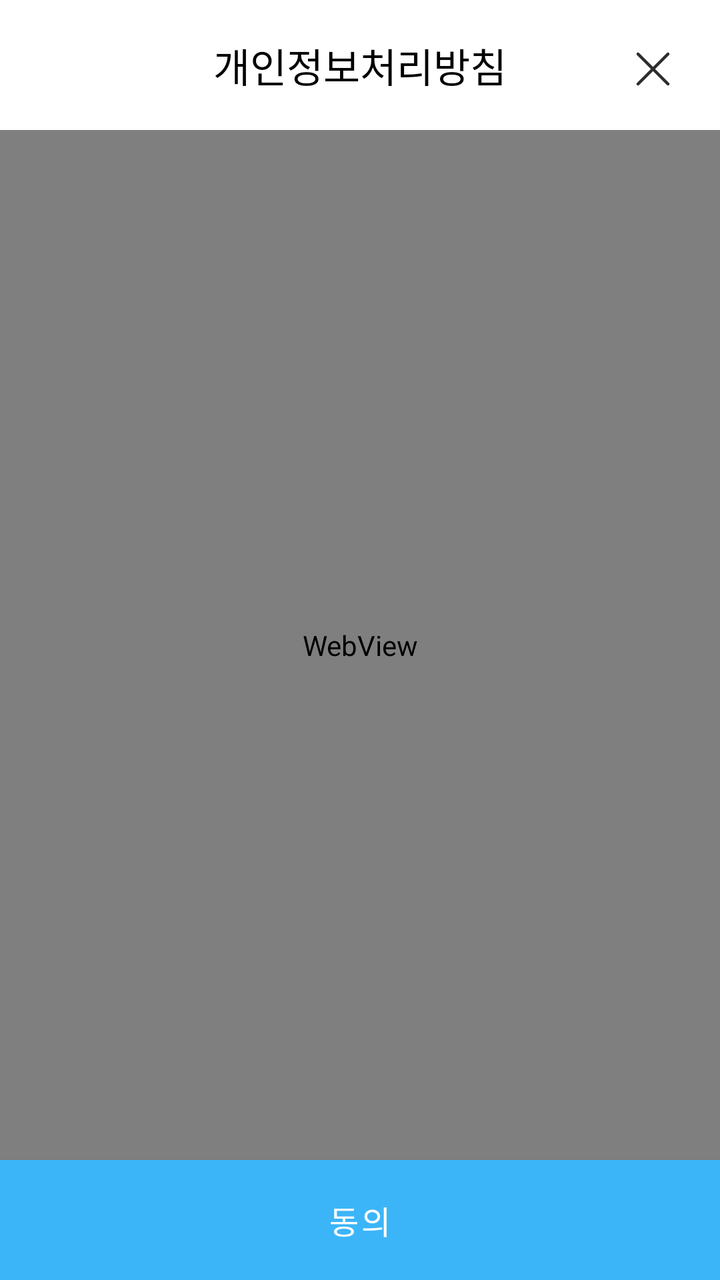
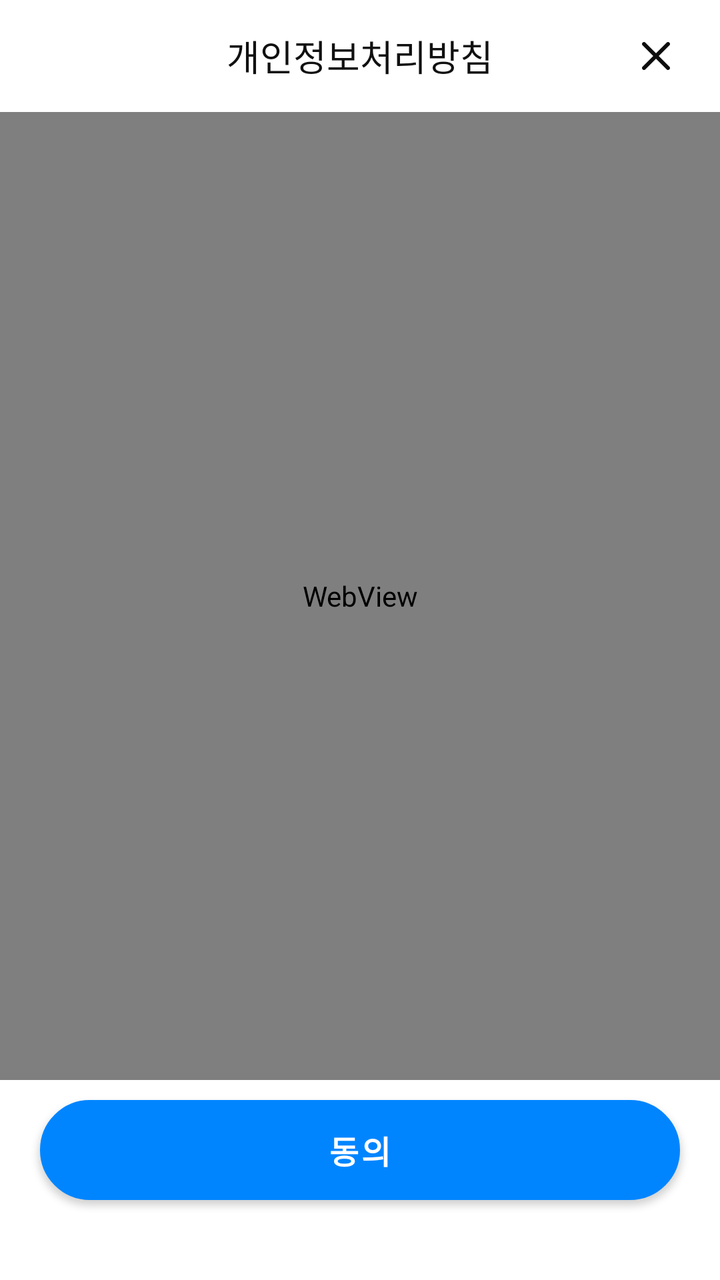

Before-and-after screenshots of an Android layout around one commit, followed by the original layout XML and the change that was made.
<!-- AndroidManifest.xml: application theme Theme.SmombieApp -->
<!-- res/layout/activity_privacy.xml -->
<?xml version="1.0" encoding="utf-8"?>
<androidx.constraintlayout.widget.ConstraintLayout xmlns:android="http://schemas.android.com/apk/res/android"
    xmlns:app="http://schemas.android.com/apk/res-auto"
    xmlns:tools="http://schemas.android.com/tools"
    android:layout_width="match_parent"
    android:layout_height="match_parent"
    tools:context=".view.intro.PrivacyActivity">

    <ImageView
        android:id="@+id/privacy_btn_close"
        android:layout_width="wrap_content"
        android:layout_height="wrap_content"
        android:layout_marginEnd="@dimen/dimen_16dp"
        android:layout_marginTop="@dimen/dimen_16dp"
        android:src="@drawable/btn_top_close_black"
        app:layout_constraintEnd_toEndOf="parent"
        app:layout_constraintTop_toTopOf="parent" />

    <TextView
        android:id="@+id/privacy_tv_title"
        style="@style/Font_20_000000"
        android:layout_width="match_parent"
        android:layout_height="@dimen/dimen_65dp"
        android:gravity="center"
        android:text="@string/privacy_title"
        app:layout_constraintTop_toTopOf="parent" />

    <WebView
        android:id="@+id/privacy_webview"
        android:layout_width="match_parent"
        android:layout_height="0dp"
        app:layout_constraintBottom_toTopOf="@id/privacy_btn_agree"
        app:layout_constraintTop_toBottomOf="@id/privacy_tv_title" />

    <Button
        android:id="@+id/privacy_btn_agree"
        style="@style/Font_16_FFFFFF"
        android:layout_width="match_parent"
        android:layout_height="@dimen/dimen_60dp"
        android:background="@color/color_primary"
        android:foreground="?attr/selectableItemBackground"
        android:text="@string/btn_agree"
        app:layout_constraintBottom_toBottomOf="parent" />

</androidx.constraintlayout.widget.ConstraintLayout>
<!-- resources referenced by this layout -->
<resources>
  <color name="color_primary">#3CB5F8</color>
  <dimen name="dimen_16dp">16dp</dimen>
  <dimen name="dimen_60dp">60dp</dimen>
  <dimen name="dimen_65dp">65dp</dimen>
  <!-- drawable btn_top_close_black: png bitmap (drawable-xxhdpi, 1012 bytes) -->
  <string name="btn_agree">동의</string>
  <string name="privacy_title">개인정보처리방침</string>
  <style name="Font_16_FFFFFF">
          <item name="android:textColor">@color/color_FFFFFF</item>
          <item name="android:textSize">@dimen/dimen_16dp</item>
          <item name="android:includeFontPadding">false</item>
      </style>
  <style name="Font_20_000000">
          <item name="android:textColor">@color/color_000000</item>
          <item name="android:textSize">@dimen/dimen_20dp</item>
          <item name="android:includeFontPadding">false</item>
      </style>
  <style name="Theme.SmombieApp" parent="Theme.MaterialComponents.Light.NoActionBar">
          
          <item name="colorPrimary">@color/color_primary</item>
          <item name="colorPrimaryVariant">@color/purple_700</item>
          <item name="colorOnPrimary">@color/white</item>
          
          <item name="colorSecondary">@color/teal_200</item>
          <item name="colorSecondaryVariant">@color/teal_700</item>
          <item name="colorOnSecondary">@color/black</item>
          
          <item name="android:statusBarColor" tools:targetApi="l">@color/color_FFFFFF</item>
          <item name="android:windowLightStatusBar">true</item>
          
  
          
          <item name="android:windowBackground">@color/white</item>
      </style>
  <color name="color_FFFFFF">#FFFFFF</color>
  <color name="color_000000">#000000</color>
  <dimen name="dimen_20dp">20dp</dimen>
  <color name="purple_700">#FF3700B3</color>
  <color name="white">#FFFFFFFF</color>
  <color name="teal_200">#3CB5F8</color>
  <color name="teal_700">#FF018786</color>
  <color name="black">#FF000000</color>
</resources>

<!-- the commit's change to res/layout/activity_privacy.xml (unified diff, before → after) -->
@@ -6,39 +6,42 @@
     android:layout_height="match_parent"
     tools:context=".view.intro.PrivacyActivity">
 
+    <TextView
+        android:id="@+id/privacy_tv_title"
+        style="@style/Font_18_primaryBlack"
+        android:layout_width="match_parent"
+        android:layout_height="@dimen/dimen_56dp"
+        android:gravity="center"
+        android:text="@string/privacy_title"
+        app:layout_constraintTop_toTopOf="parent" />
+
     <ImageView
         android:id="@+id/privacy_btn_close"
         android:layout_width="wrap_content"
         android:layout_height="wrap_content"
-        android:layout_marginEnd="@dimen/dimen_16dp"
-        android:layout_marginTop="@dimen/dimen_16dp"
-        android:src="@drawable/btn_top_close_black"
+        android:layout_marginEnd="@dimen/dimen_20dp"
+        android:src="@drawable/btn_close"
+        app:layout_constraintBottom_toBottomOf="@id/privacy_tv_title"
         app:layout_constraintEnd_toEndOf="parent"
-        app:layout_constraintTop_toTopOf="parent" />
+        app:layout_constraintTop_toTopOf="@id/privacy_tv_title" />
 
-    <TextView
-        android:id="@+id/privacy_tv_title"
-        style="@style/Font_20_000000"
-        android:layout_width="match_parent"
-        android:layout_height="@dimen/dimen_65dp"
-        android:gravity="center"
-        android:text="@string/privacy_title"
-        app:layout_constraintTop_toTopOf="parent" />
 
     <WebView
         android:id="@+id/privacy_webview"
         android:layout_width="match_parent"
         android:layout_height="0dp"
+        android:layout_marginBottom="@dimen/dimen_10dp"
         app:layout_constraintBottom_toTopOf="@id/privacy_btn_agree"
         app:layout_constraintTop_toBottomOf="@id/privacy_tv_title" />
 
-    <Button
+    <com.google.android.material.button.MaterialButton
         android:id="@+id/privacy_btn_agree"
-        style="@style/Font_16_FFFFFF"
+        style="@style/btn_r50_primary_blue"
         android:layout_width="match_parent"
-        android:layout_height="@dimen/dimen_60dp"
-        android:background="@color/color_primary"
-        android:foreground="?attr/selectableItemBackground"
+        android:layout_height="@dimen/dimen_50dp"
+        android:layout_marginHorizontal="@dimen/dimen_20dp"
+        android:layout_marginBottom="@dimen/dimen_40dp"
+        android:background="@drawable/rectangle_r50_fill_primary_blue"
         android:text="@string/btn_agree"
         app:layout_constraintBottom_toBottomOf="parent" />
 
<!-- resource entries referenced after the edit -->
@@ -1,25 +1,24 @@
 <!-- resources referenced by this layout -->
 <resources>
-  <color name="color_primary">#3CB5F8</color>
+  <dimen name="dimen_10dp">10dp</dimen>
   <dimen name="dimen_16dp">16dp</dimen>
-  <dimen name="dimen_60dp">60dp</dimen>
-  <dimen name="dimen_65dp">65dp</dimen>
-  <!-- drawable btn_top_close_black: png bitmap (drawable-xxhdpi, 1012 bytes) -->
   <string name="btn_agree">동의</string>
   <string name="privacy_title">개인정보처리방침</string>
-  <style name="Font_16_FFFFFF">
-          <item name="android:textColor">@color/color_FFFFFF</item>
-          <item name="android:textSize">@dimen/dimen_16dp</item>
+  <style name="Font_18_primaryBlack">
+          <item name="android:textColor">@color/color_primary_black</item>
+          <item name="android:textSize">@dimen/dimen_18dp</item>
           <item name="android:includeFontPadding">false</item>
       </style>
-  <style name="Font_20_000000">
-          <item name="android:textColor">@color/color_000000</item>
-          <item name="android:textSize">@dimen/dimen_20dp</item>
+  <style name="btn_r50_primary_blue" parent="TextAppearance.MaterialComponents.Button">
+          <item name="android:textColor">@color/color_primary_white</item>
+          <item name="android:textSize">@dimen/dimen_16dp</item>
+          <item name="android:textStyle">bold</item>
+          <item name="background">@drawable/rectangle_r50_fill_primary_blue</item>
           <item name="android:includeFontPadding">false</item>
       </style>
   <style name="Theme.SmombieApp" parent="Theme.MaterialComponents.Light.NoActionBar">
           
-          <item name="colorPrimary">@color/color_primary</item>
+          <item name="colorPrimary">@color/color_primary_blue</item>
           <item name="colorPrimaryVariant">@color/purple_700</item>
           <item name="colorOnPrimary">@color/white</item>
           
@@ -27,16 +26,34 @@
           <item name="colorSecondaryVariant">@color/teal_700</item>
           <item name="colorOnSecondary">@color/black</item>
           
-          <item name="android:statusBarColor" tools:targetApi="l">@color/color_FFFFFF</item>
+          <item name="android:statusBarColor" tools:targetApi="l">@color/color_primary_white</item>
           <item name="android:windowLightStatusBar">true</item>
           
   
           
           <item name="android:windowBackground">@color/white</item>
       </style>
-  <color name="color_FFFFFF">#FFFFFF</color>
-  <color name="color_000000">#000000</color>
+  <dimen name="dimen_01dp">1dp</dimen>
+  <color name="color_primary_blue">#0085FF</color>
+  <color name="color_primary_black">#101010</color>
+  <dimen name="dimen_18dp">18dp</dimen>
+  <color name="color_primary_white">#FFFFFF</color>
   <dimen name="dimen_20dp">20dp</dimen>
+  <dimen name="dimen_40dp">40dp</dimen>
+  <dimen name="dimen_50dp">50dp</dimen>
+  <dimen name="dimen_56dp">56dp</dimen>
+  <!-- drawable btn_close: png bitmap (drawable-hdpi, 273 bytes) -->
+  <!-- drawable rectangle_r50_fill_primary_blue (drawable) -->
+  <?xml version="1.0" encoding="utf-8"?>
+  <shape xmlns:android="http://schemas.android.com/apk/res/android"
+      android:shape="rectangle">
+      <stroke
+          android:width="@dimen/dimen_01dp"
+          android:color="@color/color_primary_blue" />
+      <corners android:radius="@dimen/dimen_50dp" />
+      <solid android:color="@color/color_primary_blue" />
+  
+  </shape>
   <color name="purple_700">#FF3700B3</color>
   <color name="white">#FFFFFFFF</color>
   <color name="teal_200">#3CB5F8</color>
